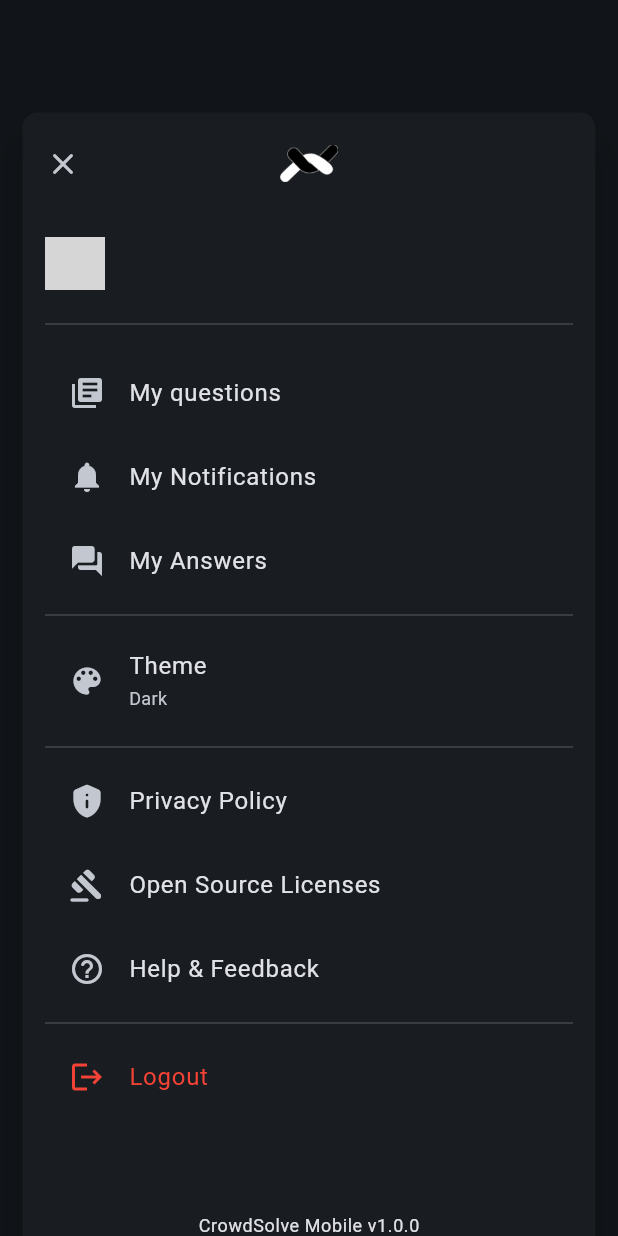
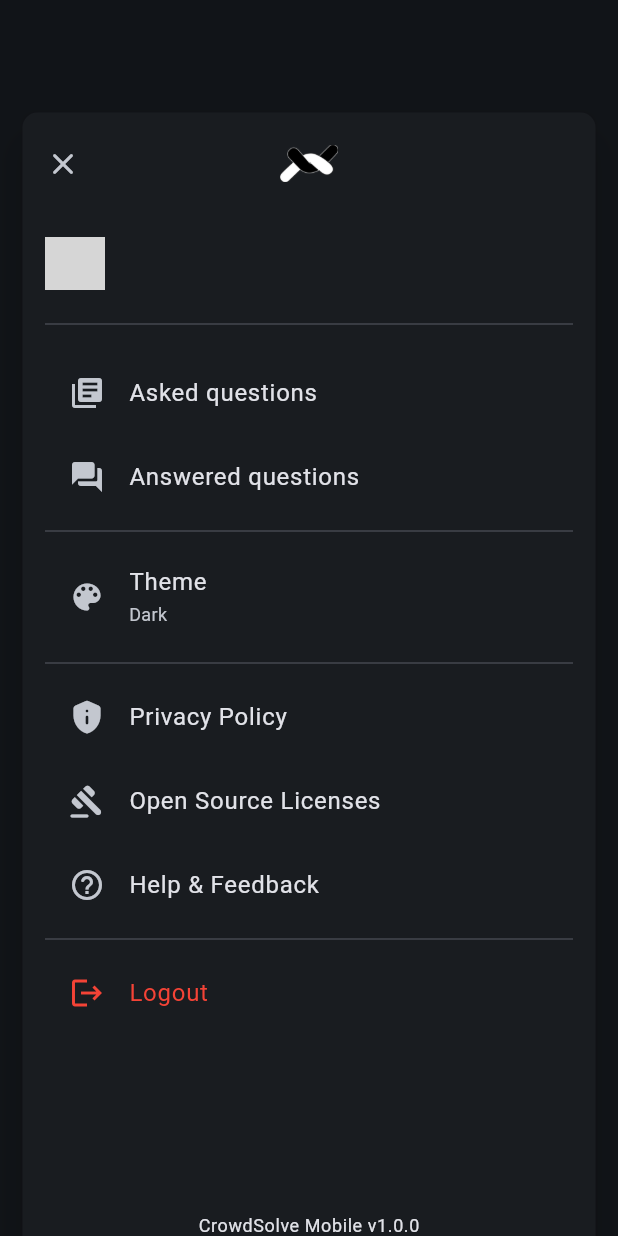
Before and after one commit to CrowdSolve/Mobile, a Flutter app: the ProfileDialog widget shown alone on an empty page, opened directly with empty values, on a phone screen of 412 x 824 dp. Run offline on Flutter 3.47's test engine with Material 2 defaults, Android fonts, the phone set to English and light mode, and no system bars; drawn by our look-alikes of dynamic_color; our stand-ins replace firebase_auth, firebase_core, flutter_markdown, flutter_riverpod, font_awesome_flutter, go_router and 9 more; missing offline and left inert: alert_dialogs, flutter_math_fork, markdown, text_selection_controls; accounts and stored records are empty; network calls fail; grey boxes are pictures that could not be loaded.

Commit message:
Temporarily remove the Notifications page link

```diff
--- a/lib/components/settings_dialog/settings_dialog.dart
+++ b/lib/components/settings_dialog/settings_dialog.dart
@@ -148,9 +148,22 @@ class ProfileDialog extends ConsumerWidget  {
                       padding: const EdgeInsets.only(bottom: 10),
                       child: Divider(),
                     ),
+                    //TODO: Add the page back
+                    /*
+                    ListTile(
+                      leading: Icon(Icons.notifications),
+                      title: Text('Notifications'),
+                      onTap: ()=> Navigator.push(
+                        context,
+                        MaterialPageRoute(
+                            builder: (context) => MyNotifications(githubOAuthKeyModel)),
+                      ),
+                    ),
+                    */
                     ListTile(
                       leading: Icon(Icons.my_library_books),
-                      title: Text('My questions'),
+                      title: Text('Asked questions'),
+
                       onTap: ()=> Navigator.push(
                         context,
                         MaterialPageRoute(
@@ -158,21 +171,12 @@ class ProfileDialog extends ConsumerWidget  {
                       ),
                     ),
                     ListTile(
-                      leading: Icon(Icons.notifications),
-                      title: Text('My Notifications'),
+                      leading: Icon(Icons.question_answer_rounded),
+                      title: Text('Answered questions'),
                       onTap: ()=> Navigator.push(
                         context,
                         MaterialPageRoute(
-                            builder: (context) => MyNotifications(githubOAuthKeyModel)),
-                      ),
-                    ),
-                    ListTile(
-                      leading: Icon(Icons.question_answer_rounded),
-                      title: Text('My Answers'),
-                      onTap: ()=> Navigator.push(
-                        context,
-                        MaterialPageRoute(
-                            builder: (context) => MyAnswers(githubOAuthKeyModel)),
+                            builder: (context) => MyAnswers(user.login)),
                       ),
                     ),
                     Divider(),
```
